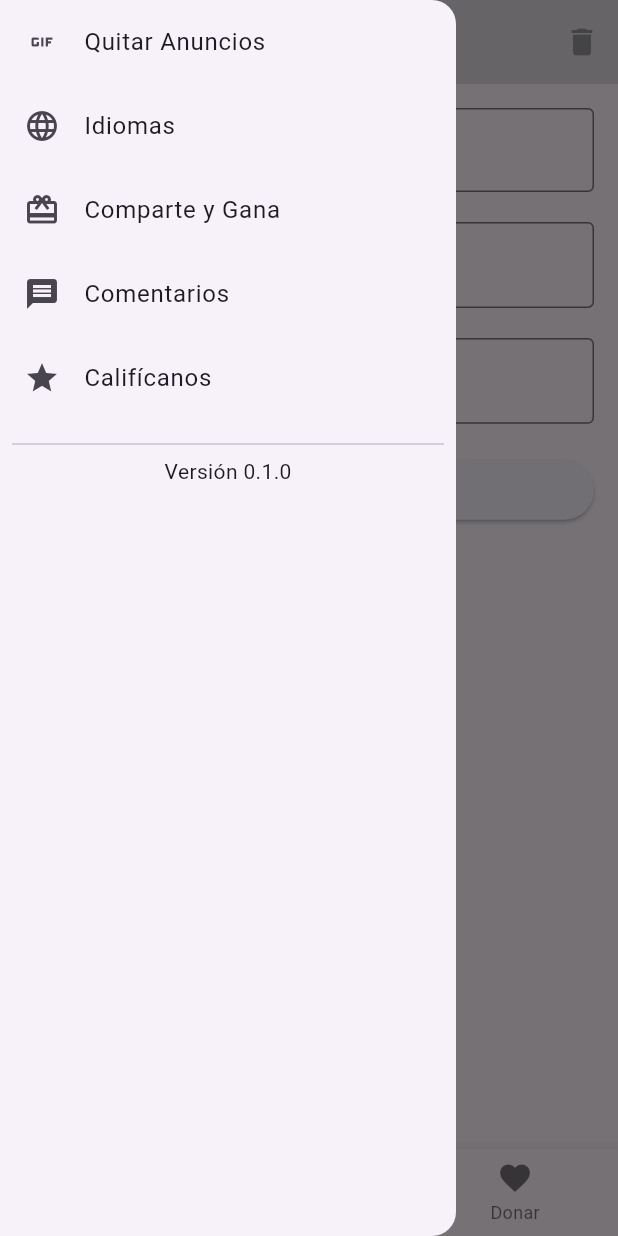
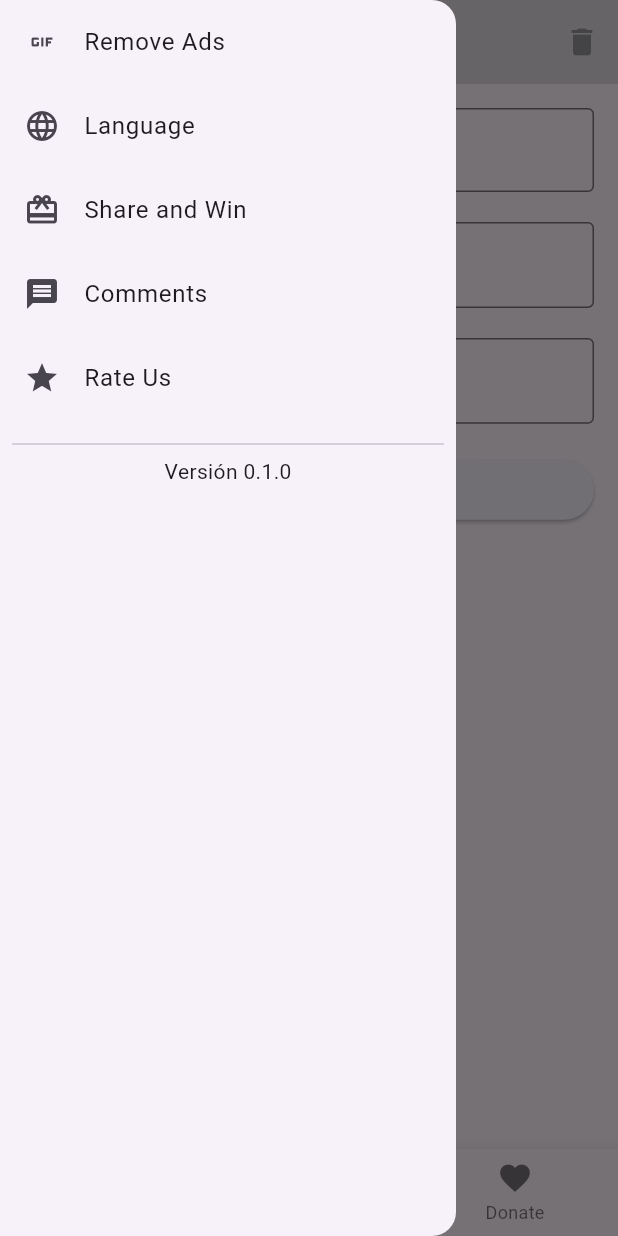
Before and after one commit to noguerajulioces/LoanCalculator, a Flutter app: the screen it shows after launch, with the side drawer open, on a phone screen of 412 x 824 dp. Run offline on Flutter 3.47's test engine with Material 3 defaults, Android fonts, the phone set to English and light mode, and no system bars; generated files the repository leaves out were written again.

Commit message:
add language

```diff
--- a/lib/l10n/app_en.arb
+++ b/lib/l10n/app_en.arb
@@ -1,5 +1,6 @@
 {
   "@@locale": "en",
+  "loanCalculator": "Loan Calculator",
   "language": "Language",
   "selectLanguage": "Select Language",
   "removeAds": "Remove Ads",
--- a/lib/l10n/app_es.arb
+++ b/lib/l10n/app_es.arb
@@ -1,6 +1,7 @@
 {
   "@@locale": "es",
-  "language": "Idioma",
+  "loanCalculator": "Calculara de Préstamos",
+  "language": "Idiomas",
   "selectLanguage": "Selecciona el idioma",
   "removeAds": "Quitar Anuncios",
   "shareAndWin": "Comparte y gana",
--- a/lib/src/app/app.dart
+++ b/lib/src/app/app.dart
@@ -12,7 +12,7 @@ class MyApp extends StatelessWidget {
     return MaterialApp(
       title: 'Calculadora de Préstamos',
       supportedLocales: L10n.all,
-      locale: const Locale('es'),
+      locale: const Locale('en'),
       localizationsDelegates: const [
         AppLocalizations.delegate,
         GlobalMaterialLocalizations.delegate,
--- a/lib/src/app/bottom_navigation_bar.dart
+++ b/lib/src/app/bottom_navigation_bar.dart
@@ -1,32 +1,33 @@
 import 'package:flutter/material.dart';
+import 'package:flutter_gen/gen_l10n/app_localizations.dart';
 
 class CustomBottomNavigationBar extends StatelessWidget {
   final int currentIndex;
   final Function(int) onItemSelected;
 
   const CustomBottomNavigationBar({
-    Key? key,
+    super.key,
     required this.currentIndex,
     required this.onItemSelected,
-  }) : super(key: key);
+  });
 
   @override
   Widget build(BuildContext context) {
     return BottomNavigationBar(
       currentIndex: currentIndex,
       onTap: onItemSelected,
-      items: const [
+      items: [
         BottomNavigationBarItem(
-          icon: Icon(Icons.home),
-          label: 'Inicio',
+          icon: const Icon(Icons.home),
+          label: AppLocalizations.of(context)!.home,
         ),
         BottomNavigationBarItem(
-          icon: Icon(Icons.monetization_on),
-          label: 'Mis Préstamos',
+          icon: const Icon(Icons.monetization_on),
+          label: AppLocalizations.of(context)!.myLoans,
         ),
         BottomNavigationBarItem(
-          icon: Icon(Icons.favorite),
-          label: 'Donar',
+          icon: const Icon(Icons.favorite),
+          label: AppLocalizations.of(context)!.donate,
         ),
       ],
       // Aquí puedes añadir más personalizaciones como el color de fondo, el color de los ítems, etc.
--- a/lib/src/app/custom_drawer.dart
+++ b/lib/src/app/custom_drawer.dart
@@ -1,5 +1,6 @@
 // custom_drawer.dart
 import 'package:flutter/material.dart';
+import 'package:flutter_gen/gen_l10n/app_localizations.dart';
 import 'package:todo/src/screens/languages_screen.dart';
 
 class CustomDrawer extends StatelessWidget {
@@ -18,12 +19,16 @@ class CustomDrawer extends StatelessWidget {
         physics: const NeverScrollableScrollPhysics(),
         children: [
           ListTile(
-            title: const Text('Quitar Anuncios'),
+            title: Text(
+              AppLocalizations.of(context)!.removeAds,
+            ),
             leading: const Icon(Icons.gif),
             onTap: () => onItemSelected(2),
           ),
           ListTile(
-            title: const Text('Idiomas'),
+            title: Text(
+              AppLocalizations.of(context)!.language,
+            ),
             leading: const Icon(Icons.language),
             onTap: () {
               Navigator.push(
@@ -35,17 +40,23 @@ class CustomDrawer extends StatelessWidget {
             },
           ),
           ListTile(
-            title: const Text('Comparte y Gana'),
+            title: Text(
+              AppLocalizations.of(context)!.shareAndWin,
+            ),
             leading: const Icon(Icons.card_giftcard),
             onTap: () => onItemSelected(0),
           ),
           ListTile(
-            title: const Text('Comentarios'),
+            title: Text(
+              AppLocalizations.of(context)!.comments,
+            ),
             leading: const Icon(Icons.message),
             onTap: () => onItemSelected(0),
           ),
           ListTile(
-            title: const Text('Califícanos'),
+            title: Text(
+              AppLocalizations.of(context)!.rateUs,
+            ),
             leading: const Icon(Icons.star),
             onTap: () => onItemSelected(0),
           ),
--- a/lib/src/screens/home_screen.dart
+++ b/lib/src/screens/home_screen.dart
@@ -1,5 +1,6 @@
 import 'package:flutter/material.dart';
 import 'package:flutter/services.dart';
+import 'package:flutter_gen/gen_l10n/app_localizations.dart';
 
 class HomeScreen extends StatelessWidget {
   const HomeScreen({super.key});
@@ -13,7 +14,7 @@ class HomeScreen extends StatelessWidget {
           children: [
             buildInputField(
               context,
-              'Cantidad del préstamo',
+              AppLocalizations.of(context)!.loanAmount,
               'GS. ',
               Icons.monetization_on,
             ),
@@ -22,7 +23,7 @@ class HomeScreen extends StatelessWidget {
             ),
             buildInputField(
               context,
-              'Tasa de interés',
+              AppLocalizations.of(context)!.interestRate,
               '',
               Icons.percent,
             ),
@@ -31,7 +32,7 @@ class HomeScreen extends StatelessWidget {
             ),
             buildInputField(
               context,
-              'Duración',
+              AppLocalizations.of(context)!.duration,
               '',
               Icons.timer,
             ),
@@ -40,7 +41,7 @@ class HomeScreen extends StatelessWidget {
               onPressed: () {
                 // Acción cuando se presiona el botón de pago
               },
-              child: const Text('Calcula tu pago'),
+              child: Text(AppLocalizations.of(context)!.calculatePayment),
             ),
           ],
         ),
```
